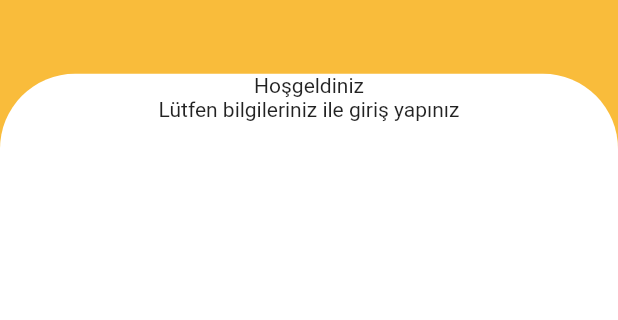
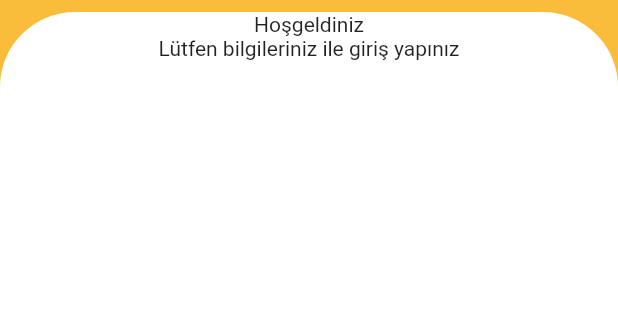
Before and after one commit to UKTQT/Product-Catalogue-Flutter, a Flutter app: the screen it shows after launch, on a phone screen of 412 x 824 dp, the part 606-926 px from its top. Run offline on Flutter 3.47's test engine with Material 2 defaults, Android fonts, the phone set to English and light mode, and no system bars.

Commit message:
login view update

```diff
--- a/lib/feature/auth/login/view/login_view.dart
+++ b/lib/feature/auth/login/view/login_view.dart
@@ -31,7 +31,7 @@ class LoginView extends StatelessWidget {
               ),
             ),
             SizedBox(
-              height: MediaQuery.of(context).size.height * 0.45,
+              height: MediaQuery.of(context).size.height * 0.5,
               width: double.maxFinite,
               child: Container(
                 decoration: const BoxDecoration(
```
